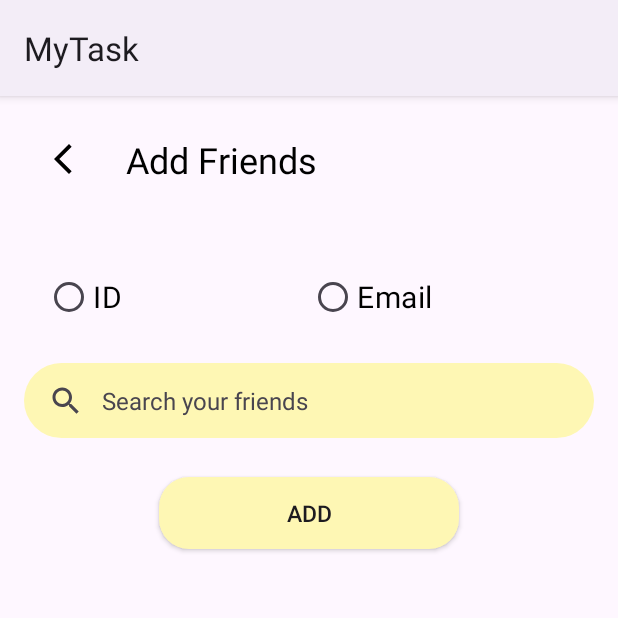
After one commit to alfianfakhrudin2/TodooApp, an Android app: the fragment AddFriendsFragment shown on its own in the app's theme, on a phone screen of 412 x 824 dp, the top half of it. The commit adds this screen. Run offline under Robolectric (Android 15) with nearby library versions, the phone set to English and light mode, and no system bars.

Commit message:
menambahkan add friedns screen

```diff
--- /dev/null
+++ b/app/src/main/java/com/example/mytask/ui/addFriends/AddFriendsFragment.kt
@@ -0,0 +1,31 @@
+package com.example.mytask.ui.addFriends
+
+import androidx.fragment.app.viewModels
+import android.os.Bundle
+import androidx.fragment.app.Fragment
+import android.view.LayoutInflater
+import android.view.View
+import android.view.ViewGroup
+import com.example.mytask.R
+
+class AddFriendsFragment : Fragment() {
+
+    companion object {
+        fun newInstance() = AddFriendsFragment()
+    }
+
+    private val viewModel: AddFriendsViewModel by viewModels()
+
+    override fun onCreate(savedInstanceState: Bundle?) {
+        super.onCreate(savedInstanceState)
+
+        // TODO: Use the ViewModel
+    }
+
+    override fun onCreateView(
+        inflater: LayoutInflater, container: ViewGroup?,
+        savedInstanceState: Bundle?
+    ): View {
+        return inflater.inflate(R.layout.fragment_add_friends, container, false)
+    }
+}
--- /dev/null
+++ b/app/src/main/java/com/example/mytask/ui/addFriends/AddFriendsViewModel.kt
@@ -0,0 +1,7 @@
+package com.example.mytask.ui.addFriends
+
+import androidx.lifecycle.ViewModel
+
+class AddFriendsViewModel : ViewModel() {
+    // TODO: Implement the ViewModel
+}
--- a/app/src/main/java/com/example/mytask/ui/friends/FriendsFragment.kt
+++ b/app/src/main/java/com/example/mytask/ui/friends/FriendsFragment.kt
@@ -25,14 +25,14 @@ class FriendsFragment : Fragment() {
         savedInstanceState: Bundle?
 
     ): View {
-        val notificationsViewModel =
+        val FriendsViewModel =
             ViewModelProvider(this).get(FriendsViewModel::class.java)
 
         _binding = FragmentFriendsBinding.inflate(inflater, container, false)
         val root: View = binding.root
 
         val textView: TextView = binding.myName
-        notificationsViewModel.text.observe(viewLifecycleOwner) {
+        FriendsViewModel.text.observe(viewLifecycleOwner) {
             textView.text = it
         }
         return root
--- /dev/null
+++ b/app/src/main/res/layout/fragment_add_friends.xml
@@ -0,0 +1,115 @@
+<?xml version="1.0" encoding="utf-8"?>
+<androidx.constraintlayout.widget.ConstraintLayout xmlns:android="http://schemas.android.com/apk/res/android"
+    xmlns:tools="http://schemas.android.com/tools"
+    android:layout_width="match_parent"
+    android:layout_height="match_parent"
+    xmlns:app="http://schemas.android.com/apk/res-auto"
+    tools:context=".ui.addFriends.AddFriendsFragment">
+
+    <ImageButton
+        android:id="@+id/imageButton2"
+        android:layout_width="wrap_content"
+        android:layout_height="wrap_content"
+        android:layout_marginStart="30dp"
+        android:layout_marginTop="30dp"
+        android:background="@android:color/transparent"
+        android:src="@drawable/ic_back"
+        app:layout_constraintStart_toStartOf="parent"
+        app:layout_constraintTop_toTopOf="parent"
+        android:contentDescription="@string/icon_back" />
+
+    <TextView
+        android:id="@+id/textView2"
+        android:layout_width="wrap_content"
+        android:layout_height="wrap_content"
+        android:layout_marginStart="30dp"
+        android:text="@string/add_friends"
+        android:textColor="@color/black"
+        android:textSize="24sp"
+        app:layout_constraintBottom_toBottomOf="@+id/imageButton2"
+        app:layout_constraintStart_toEndOf="@+id/imageButton2"
+        app:layout_constraintTop_toTopOf="@+id/imageButton2" />
+
+    <androidx.constraintlayout.widget.Guideline
+        android:id="@+id/guidelineHorizontal"
+        android:layout_width="wrap_content"
+        android:layout_height="64dp"
+        android:orientation="horizontal"
+        app:layout_constraintEnd_toEndOf="parent"
+        app:layout_constraintGuide_begin="70dp"
+        app:layout_constraintStart_toStartOf="parent" />
+
+    <androidx.constraintlayout.widget.Guideline
+        android:id="@+id/guidelineHorizontal2"
+        android:layout_width="wrap_content"
+        android:layout_height="0dp"
+        android:orientation="horizontal"
+        app:layout_constraintEnd_toEndOf="parent"
+        app:layout_constraintGuide_percent="0.0"
+        app:layout_constraintStart_toStartOf="parent" />
+
+    <RadioGroup
+        android:id="@+id/radioGroup"
+        android:layout_width="0dp"
+        android:layout_height="wrap_content"
+        android:layout_marginTop="40dp"
+        android:orientation="horizontal"
+        android:paddingStart="30dp"
+        android:paddingEnd="30dp"
+        app:layout_constraintEnd_toEndOf="parent"
+        app:layout_constraintStart_toStartOf="parent"
+        app:layout_constraintTop_toTopOf="@+id/guidelineHorizontal">
+
+        <RadioButton
+            android:id="@+id/radioButton"
+            android:layout_width="0dp"
+            android:layout_height="wrap_content"
+            android:layout_weight="1"
+            android:textSize="20dp"
+            android:textColor="@color/black"
+            android:textFontWeight="700"
+            android:text="ID"
+            android:buttonTint="@color/btn_color"/>
+
+        <RadioButton
+            android:id="@+id/radioButton2"
+            android:layout_width="0dp"
+            android:layout_height="wrap_content"
+            android:layout_weight="1"
+            android:textSize="20dp"
+            android:textColor="@color/black"
+            android:textFontWeight="700"
+            android:text="Email"
+            android:buttonTint="@android:color/white"/>
+    </RadioGroup>
+
+    <com.google.android.material.search.SearchBar
+        android:id="@+id/searchBar"
+        android:layout_width="0dp"
+        android:layout_height="50dp"
+        android:layout_marginHorizontal="16dp"
+        android:layout_marginTop="20dp"
+        android:background="@drawable/bg_rounded"
+        android:backgroundTint="@color/shape"
+        android:hint="@string/search_your_friends"
+        app:layout_constraintEnd_toEndOf="parent"
+        app:layout_constraintStart_toStartOf="parent"
+        app:layout_constraintTop_toBottomOf="@+id/radioGroup" />
+
+    <androidx.appcompat.widget.AppCompatButton
+        android:id="@+id/btn_logout"
+        android:layout_width="200dp"
+        android:layout_height="wrap_content"
+        android:layout_marginStart="38dp"
+        android:layout_marginEnd="38dp"
+        android:layout_marginTop="26dp"
+        android:background="@drawable/bg_rounded"
+        android:backgroundTint="#FEF7B4"
+        android:text="@string/add"
+        android:textAlignment="center"
+        android:textSize="15sp"
+        app:layout_constraintEnd_toEndOf="parent"
+        app:layout_constraintStart_toStartOf="parent"
+        app:layout_constraintTop_toBottomOf="@+id/searchBar" />
+
+</androidx.constraintlayout.widget.ConstraintLayout>
--- a/app/src/main/res/layout/fragment_friends.xml
+++ b/app/src/main/res/layout/fragment_friends.xml
@@ -36,7 +36,8 @@
         android:layout_width="0dp"
         android:layout_height="40dp"
         android:layout_marginHorizontal="16dp"
-        android:hint="Search your friends"
+        android:backgroundTint="@color/shape"
+        android:hint="@string/search_your_friends"
         app:layout_constraintEnd_toStartOf="@+id/imageButton"
         app:layout_constraintStart_toStartOf="parent"
         app:layout_constraintTop_toBottomOf="@+id/profile_image" />
@@ -59,7 +60,7 @@
         android:layout_height="64dp"
         android:orientation="horizontal"
         app:layout_constraintEnd_toEndOf="parent"
-        app:layout_constraintGuide_begin="165dp"
+        app:layout_constraintGuide_begin="179dp"
         app:layout_constraintStart_toStartOf="parent" />
 
     <androidx.constraintlayout.widget.Guideline
--- a/app/src/main/res/menu/bottom_nav_menu.xml
+++ b/app/src/main/res/menu/bottom_nav_menu.xml
@@ -9,7 +9,7 @@
     <item
         android:id="@+id/navigation_task"
         android:icon="@drawable/ic_task"
-        android:title="@string/title_Task" />
+        android:title="@string/title_task" />
 
     <item
         android:id="@+id/navigation_friends"
--- a/app/src/main/res/navigation/mobile_navigation.xml
+++ b/app/src/main/res/navigation/mobile_navigation.xml
@@ -24,7 +24,7 @@
     <fragment
         android:id="@+id/navigation_friends"
         android:name="com.example.mytask.ui.friends.FriendsFragment"
-        android:label="@string/title_Task"
+        android:label="@string/title_task"
         tools:layout="@layout/fragment_friends" />
 
     <fragment
--- a/app/src/main/res/values/strings.xml
+++ b/app/src/main/res/values/strings.xml
@@ -17,5 +17,8 @@
     <string name="history">History</string>
     <string name="title_friends">Friends</string>
     <string name="icon_back">icon back</string>
+    <string name="add_friends">Add Friends</string>
+    <string name="search_your_friends">Search your friends</string>
+    <string name="add">ADD</string>
 
 </resources>
```
